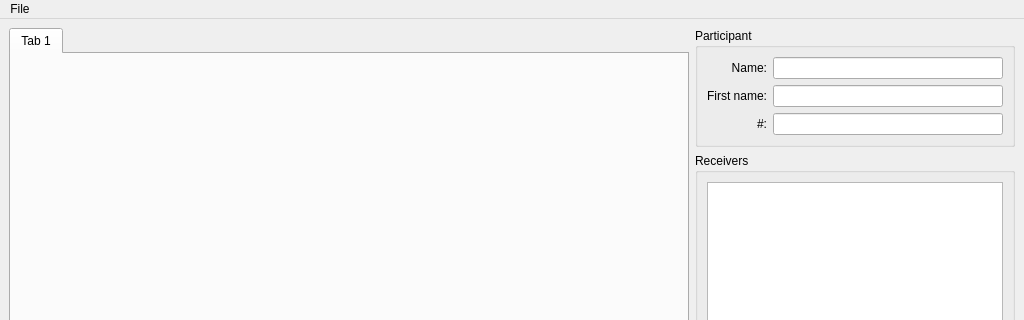
First picture: the form in MainWindow.ui, repository afwlehmann/annot8, before the edit; both pictures show x 0 to 1024 and y 0 to 320 of the 1024 by 768 pixel window.
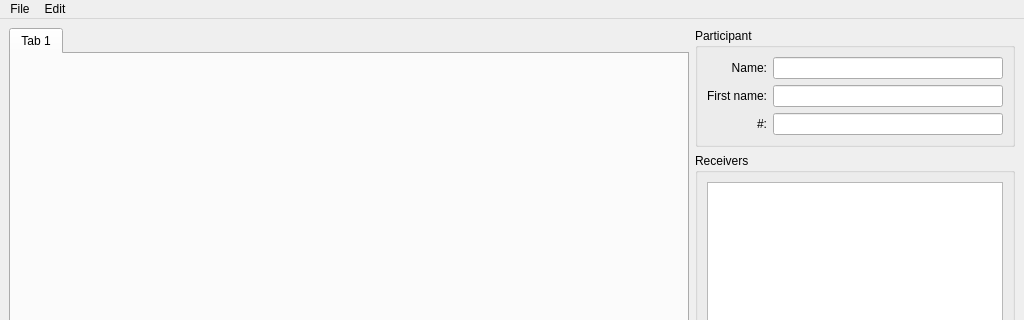
Second picture: the form after the edit. Custom widgets are drawn as their Qt base class.

Commit message: Added an 'Edit' menu and moved the clear/copy/paste stuff over there.

```diff
--- a/MainWindow.ui
+++ b/MainWindow.ui
@@ -352,7 +352,17 @@
     <addaction name="separator" />
     <addaction name="actionQuit" />
    </widget>
+   <widget class="QMenu" name="menuEdit" >
+    <property name="title" >
+     <string>Edit</string>
+    </property>
+    <addaction name="actionClear_annotations" />
+    <addaction name="separator" />
+    <addaction name="actionCopy_annotations" />
+    <addaction name="actionPaste_annotations" />
+   </widget>
    <addaction name="menuAnnot8" />
+   <addaction name="menuEdit" />
   </widget>
   <widget class="QStatusBar" name="statusbar" >
    <property name="geometry" >
```
Left out of the diff: 51 changed lines with no effect on the pictures. The commit also changes 2 other files.
